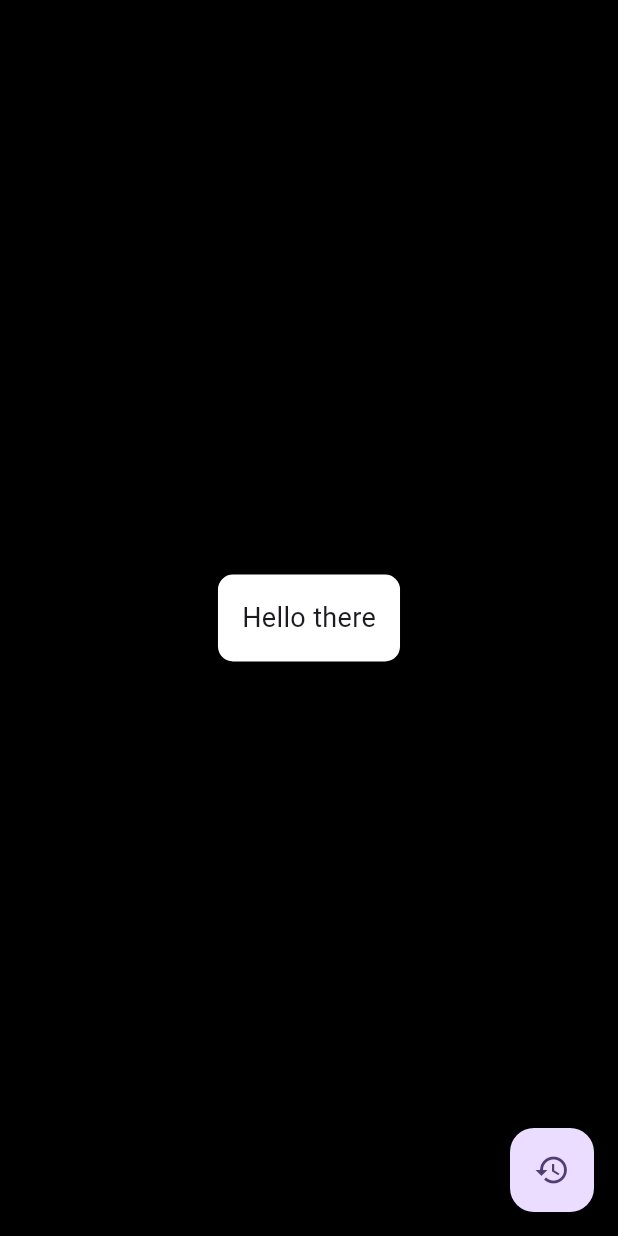
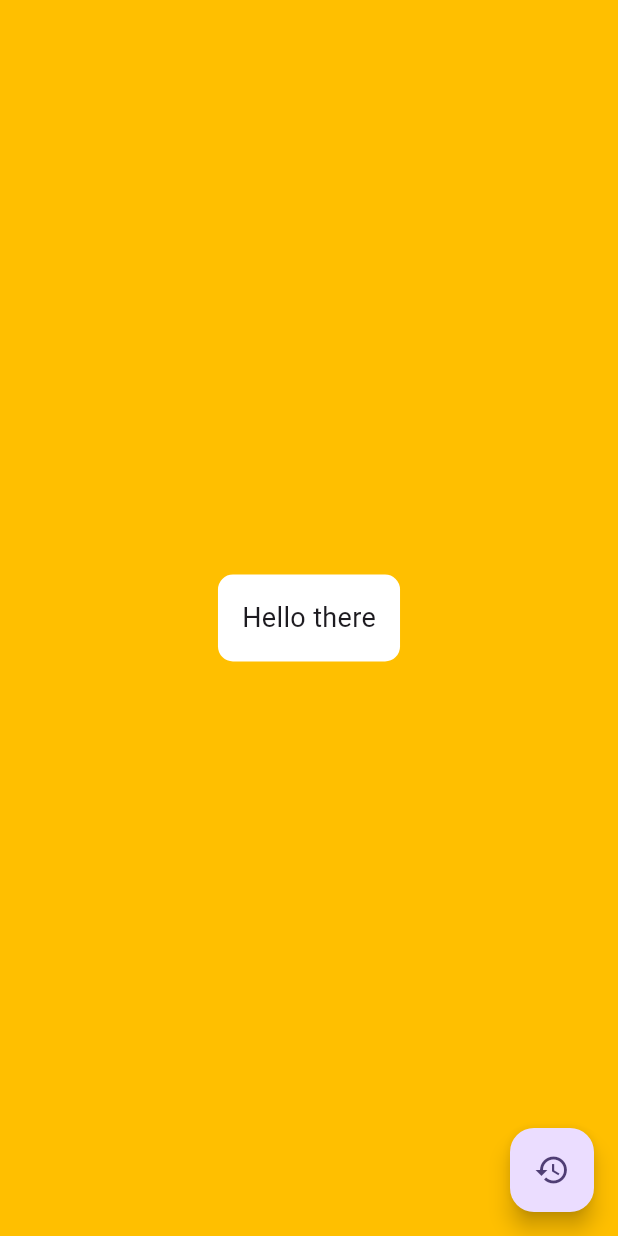
Before and after one commit to DatskoDavid/color_generation, a Flutter app: the screen it shows after launch, on a phone screen of 412 x 824 dp. Run offline on Flutter 3.47's test engine with Material 2 defaults, Android fonts, the light colour scheme and no system bars.

Commit message:
change initial black color to amber

```diff
--- a/lib/home_screen.dart
+++ b/lib/home_screen.dart
@@ -34,7 +34,7 @@ class _HomeScreenState extends State<HomeScreen> {
       body: GestureDetector(
         onTap: generateRandomColor,
         child: ColoredBox(
-          color: randomColor ?? const Color.fromARGB(alphaChannel, 0, 0, 0),
+          color: randomColor ?? const Color.fromARGB(alphaChannel, 255, 191, 0),
           child: Center(
             child: Container(
               padding: const EdgeInsets.all(16.0),
```
